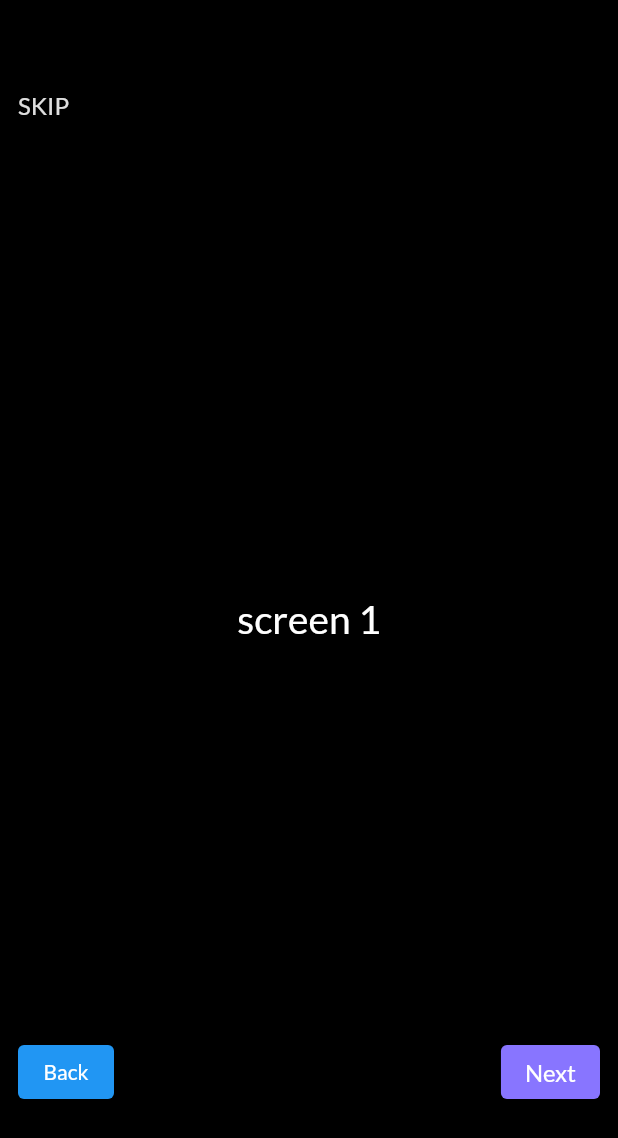
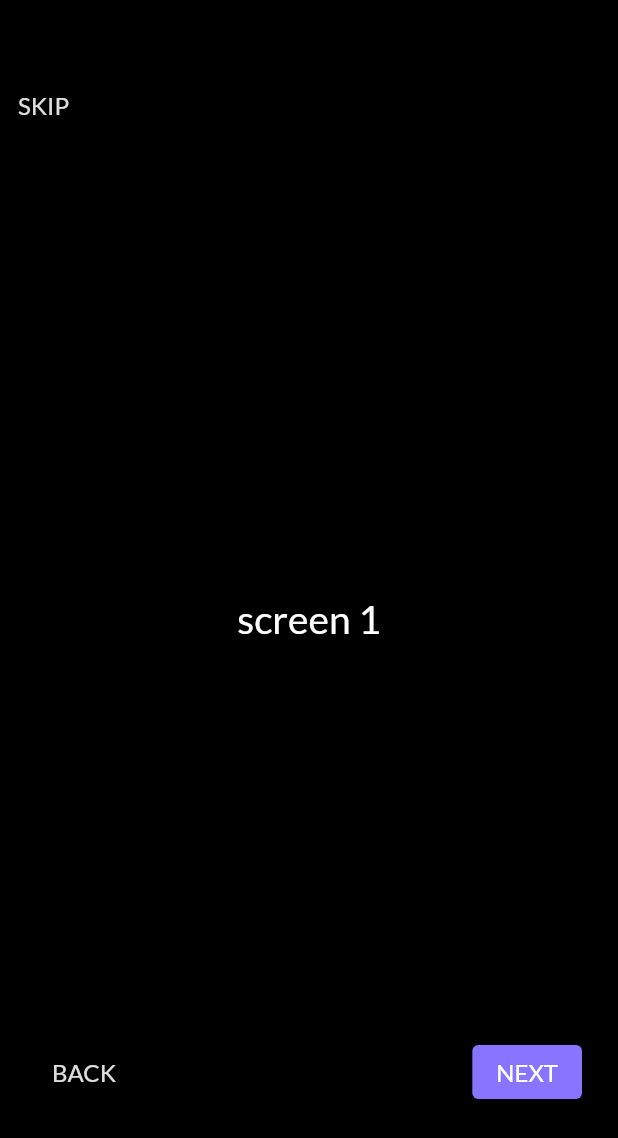
Before and after one commit to sreerag5375/TodoApp--tinkerhub, a Flutter app: the screen it shows after launch, on a phone screen of 412 x 824 dp. Shown: the top 1138 px of the screen. Run offline on Flutter 3.47's test engine with Material 2 defaults, Android fonts, the phone set to English and light mode, and no system bars.

Commit message:
style: Complete UI styling for splash screen

```diff
--- a/lib/auth/screens/onboardin.dart
+++ b/lib/auth/screens/onboardin.dart
@@ -1,4 +1,5 @@
 import 'package:flutter/material.dart';
+import 'package:flutter/services.dart';
 import 'package:todo_app/utils/colors.dart';
 import 'package:todo_app/utils/const.dart';
 import 'package:todo_app/utils/styles.dart';
@@ -60,29 +61,38 @@ class _OnboardingScreenState extends State<OnboardingScreen> {
                       color: AppColors.SECONDARY_HEADING),
                 )),
           ),
-          Container(
+          Padding(
+            padding: const EdgeInsets.symmetric(horizontal: 12),
+            child: Container(
                 alignment: const Alignment(0, 0.78),
                 child: Row(
                   mainAxisAlignment: MainAxisAlignment.spaceBetween,
                   children: [
-                  ElevatedButton(
+                    TextButton(
                         onPressed: () {
+                          if (onFirstPage) {
+                            SystemNavigator.pop();
+                          } else {
                             _controller.previousPage(
                                 duration: const Duration(microseconds: 500),
                                 curve: Curves.easeIn);
+                          }
                         },
-                      child: const Text('Back')),
-                  // SmoothPageIndicator(
-                  //   controller: _controller,
-                  //   count: 3,
-                  // ),
+                        child:  Text(
+                          'BACK',
+                          style: textStyleLightColor
+                        )),
                     onLastPage
                         ? ElevatedButton(
+                            style: primaryBtnStyle,
                             onPressed: () {
                               Navigator.of(context)
                                   .pushReplacementNamed('/loginSignUp');
                             },
-                          child: const Text('Done'))
+                            child: const Text(
+                              'DONE',
+                              style: textStyle,
+                            ))
                         : ElevatedButton(
                             style: primaryBtnStyle,
                             onPressed: () {
@@ -90,9 +100,13 @@ class _OnboardingScreenState extends State<OnboardingScreen> {
                                   duration: const Duration(microseconds: 500),
                                   curve: Curves.easeIn);
                             },
-                          child: const Text('Next',style: textStyle,))
+                            child: const Text(
+                              'NEXT',
+                              style: textStyle,
+                            ))
                   ],
-              ))
+                )),
+          )
         ]),
       ),
     );
```
Lines whose indentation alone changed are shown as unchanged.
